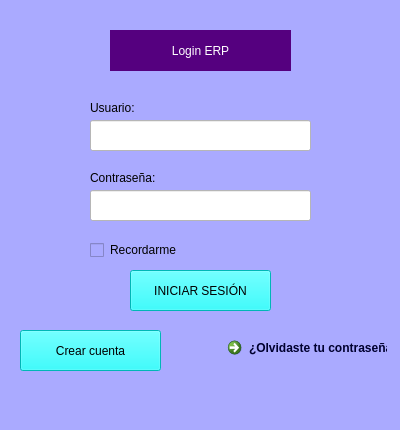
This is login3.ui in Jazz2016/Interfazjaz as Qt 5 draws it before an edit. The edited form follows.
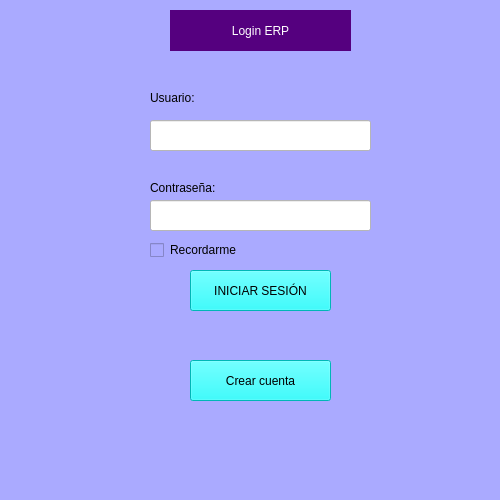
This is the edited form.

```diff
--- a/login3.ui
+++ b/login3.ui
@@ -6,8 +6,8 @@
    <rect>
     <x>0</x>
     <y>0</y>
-    <width>400</width>
-    <height>430</height>
+    <width>500</width>
+    <height>500</height>
    </rect>
   </property>
   <property name="sizePolicy">
@@ -24,8 +24,8 @@
   </property>
   <property name="maximumSize">
    <size>
-    <width>400</width>
-    <height>430</height>
+    <width>600</width>
+    <height>600</height>
    </size>
   </property>
   <property name="cursor">
@@ -49,8 +49,8 @@
    <widget class="QLabel" name="label">
     <property name="geometry">
      <rect>
-      <x>110</x>
-      <y>30</y>
+      <x>170</x>
+      <y>10</y>
       <width>181</width>
       <height>41</height>
      </rect>
@@ -74,7 +74,7 @@
    <widget class="QLineEdit" name="lineEdit1">
     <property name="geometry">
      <rect>
-      <x>90</x>
+      <x>150</x>
       <y>120</y>
       <width>221</width>
       <height>31</height>
@@ -101,8 +101,8 @@
    <widget class="QLineEdit" name="lineEdit2">
     <property name="geometry">
      <rect>
-      <x>90</x>
-      <y>190</y>
+      <x>150</x>
+      <y>200</y>
       <width>221</width>
       <height>31</height>
      </rect>
@@ -128,7 +128,7 @@
    <widget class="QPushButton" name="btnIniciarSesion">
     <property name="geometry">
      <rect>
-      <x>130</x>
+      <x>190</x>
       <y>270</y>
       <width>141</width>
       <height>41</height>
@@ -150,8 +150,8 @@
    <widget class="QLabel" name="label_2">
     <property name="geometry">
      <rect>
-      <x>90</x>
-      <y>100</y>
+      <x>150</x>
+      <y>90</y>
       <width>71</width>
       <height>16</height>
      </rect>
@@ -169,8 +169,8 @@
    <widget class="QLabel" name="label_3">
     <property name="geometry">
      <rect>
-      <x>90</x>
-      <y>170</y>
+      <x>150</x>
+      <y>180</y>
       <width>71</width>
       <height>16</height>
      </rect>
@@ -187,7 +187,7 @@
    <widget class="QCheckBox" name="checkBox">
     <property name="geometry">
      <rect>
-      <x>90</x>
+      <x>150</x>
       <y>240</y>
       <width>181</width>
       <height>20</height>
@@ -206,34 +206,11 @@
      <string>Recordarme</string>
     </property>
    </widget>
-   <widget class="QCommandLinkButton" name="commandLinkButton_2">
-    <property name="geometry">
-     <rect>
-      <x>220</x>
-      <y>330</y>
-      <width>171</width>
-      <height>41</height>
-     </rect>
-    </property>
-    <property name="cursor">
-     <cursorShape>PointingHandCursor</cursorShape>
-    </property>
-    <property name="styleSheet">
-     <string notr="true">background-color:rgb(170, 170, 255);
-font: 8pt &quot;Segoe UI&quot;;
-
-color: rgb(0, 0, 47);
-</string>
-    </property>
-    <property name="text">
-     <string>¿Olvidaste tu contraseña?</string>
-    </property>
-   </widget>
    <widget class="QPushButton" name="btncrearcuenta">
     <property name="geometry">
      <rect>
-      <x>20</x>
-      <y>330</y>
+      <x>190</x>
+      <y>360</y>
       <width>141</width>
       <height>41</height>
      </rect>
@@ -251,6 +228,22 @@
      <string>Crear cuenta</string>
     </property>
    </widget>
+   <widget class="QLabel" name="label_4">
+    <property name="geometry">
+     <rect>
+      <x>170</x>
+      <y>330</y>
+      <width>191</width>
+      <height>20</height>
+     </rect>
+    </property>
+    <property name="styleSheet">
+     <string notr="true">color: rgb(0, 0, 127);</string>
+    </property>
+    <property name="text">
+     <string/>
+    </property>
+   </widget>
   </widget>
   <widget class="QMenuBar" name="menubar">
    <property name="geometry">
```
Left out of the diff: 2 changed lines with no effect on the pictures.
